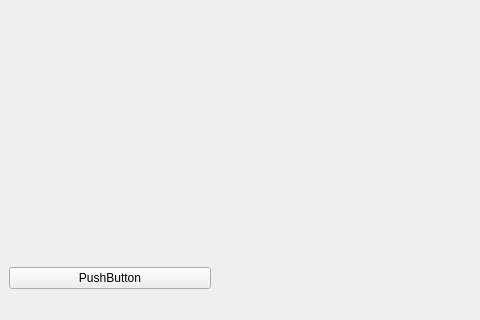
First picture: the form in ui/main.ui, repository MatteusKill/sistema-oficina-pyqt5, before the edit; both pictures show x 0 to 480 and y 280 to 600 of the 800 by 600 pixel window.
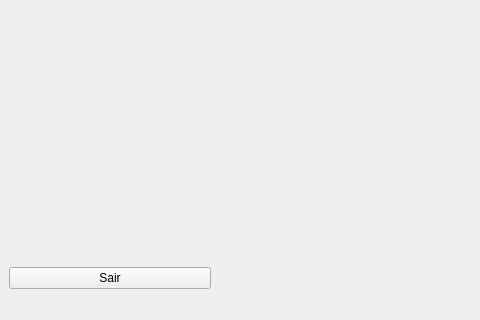
Second picture: the form after the edit.

```diff
--- a/ui/main.ui
+++ b/ui/main.ui
@@ -96,7 +96,7 @@
        <item>
         <widget class="QPushButton" name="btn_sair">
          <property name="text">
-          <string>PushButton</string>
+          <string>Sair</string>
          </property>
         </widget>
        </item>
```
